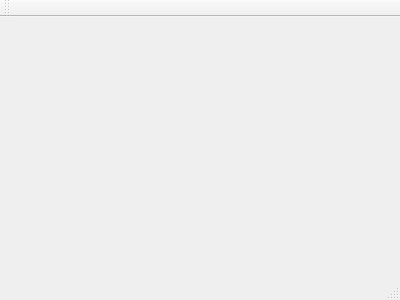
The window that mainwindow.ui (xdocek07/ITU-projekt) describes before a commit, drawn with Qt 5.
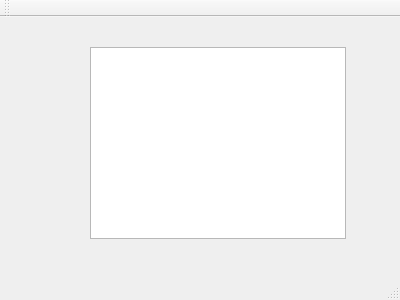
The same window after the commit.

Commit message: Node QGraphicsItem pro reprezentaci stavovych uzlu, ukladany v modelu do vektoru shared_pointeru

```diff
--- a/mainwindow.ui
+++ b/mainwindow.ui
@@ -14,7 +14,16 @@
    <string>MainWindow</string>
   </property>
   <widget class="QWidget" name="centralWidget">
-   <widget class="QWidget" name="workplace" native="true"/>
+   <widget class="QGraphicsView" name="graphicsView">
+    <property name="geometry">
+     <rect>
+      <x>90</x>
+      <y>30</y>
+      <width>256</width>
+      <height>192</height>
+     </rect>
+    </property>
+   </widget>
   </widget>
   <widget class="QMenuBar" name="menuBar">
    <property name="geometry">
```
The commit also changes 7 other files.
